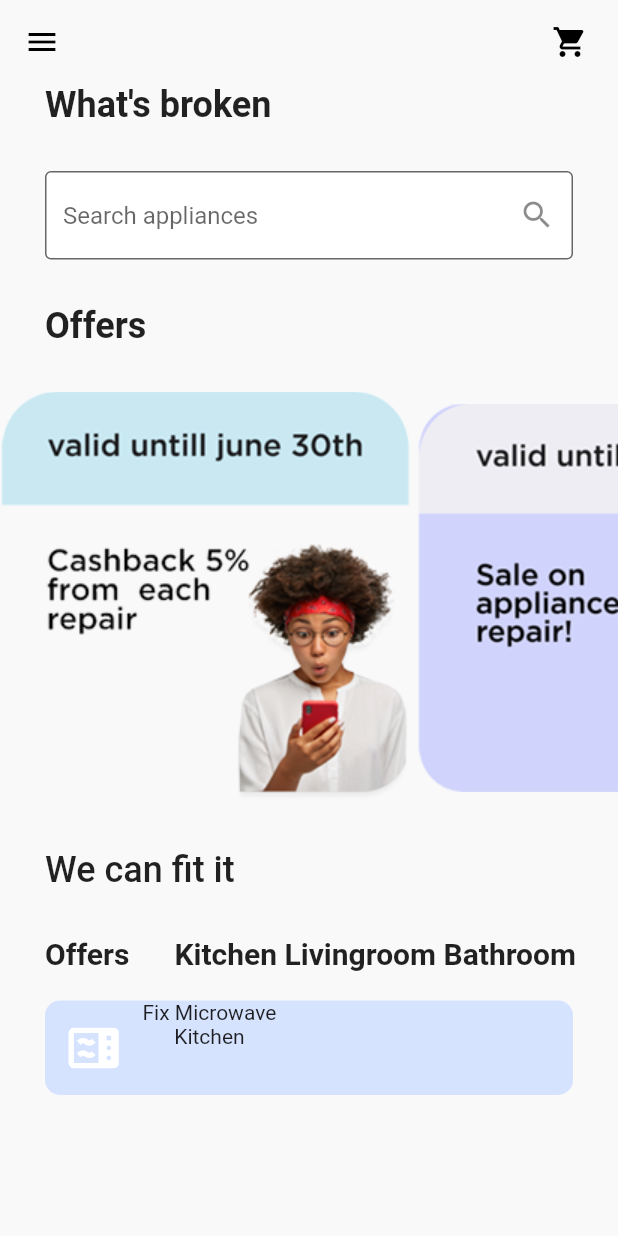
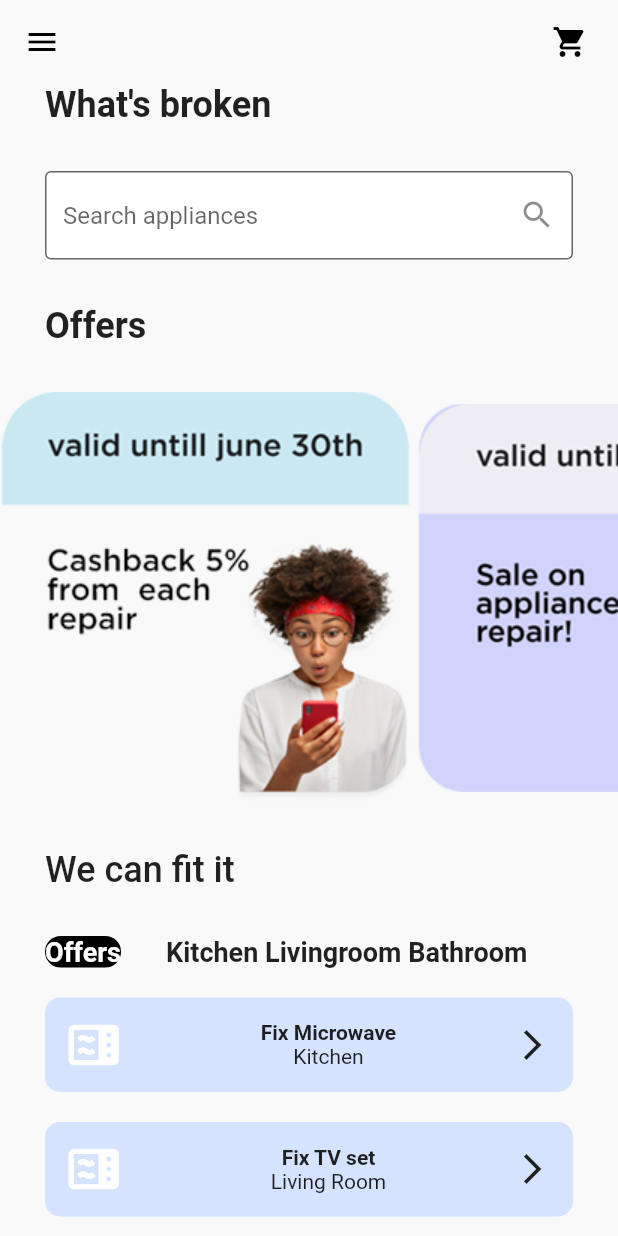
Before and after one commit to ideas2web/sidehustle_capstone_group44, a Flutter app: the screen it shows after launch, on a phone screen of 412 x 824 dp. Run offline on Flutter 3.47's test engine with Material 2 defaults, Android fonts, the phone set to English and light mode, and no system bars.

Commit message:
update- with home screen

```diff
--- a/lib/home_screen.dart
+++ b/lib/home_screen.dart
@@ -110,13 +110,20 @@ class _HomeScreenState extends State<HomeScreen> {
             children: [
               Container(
                 margin: const EdgeInsets.only(left: 30, right: 30),
-                child: const Text('Offers',
-                    style:
-                        TextStyle(fontWeight: FontWeight.bold, fontSize: 20)),
+                child: Container(
+
+                  decoration: const BoxDecoration(
+              borderRadius: BorderRadius.all(Radius.circular(25)),
+              color: Color(0xff000000),
+            ),
+                  child: const Text('Offers',
+                      style:
+                          TextStyle(fontWeight: FontWeight.bold, fontSize: 18, color: Colors.white)),
+                ),
               ),
               const Text(
                 'Kitchen Livingroom Bathroom',
-                style: TextStyle(fontWeight: FontWeight.bold, fontSize: 20),
+                style: TextStyle(fontWeight: FontWeight.bold, fontSize: 18),
               ),
             ],
           ),
@@ -132,6 +139,8 @@ class _HomeScreenState extends State<HomeScreen> {
             ),
             margin: const EdgeInsets.only(left: 30, right: 30),
             child: Row(
+              crossAxisAlignment: CrossAxisAlignment.center,
+              mainAxisAlignment: MainAxisAlignment.spaceBetween,
               children: [
                 Container(
                   margin: const EdgeInsets.all(10),
@@ -143,15 +152,64 @@ class _HomeScreenState extends State<HomeScreen> {
                     color: Color(0xffffffff),
                   ),
                 ),
+                //const SizedBox(width: 60,),
                 Container(
                   child: Column(
+                    crossAxisAlignment: CrossAxisAlignment.center,
+                    mainAxisAlignment: MainAxisAlignment.center,
                     children: const [
-                      Text('Fix Microwave', ),
+                      Text('Fix Microwave', style: TextStyle(fontWeight: FontWeight.bold),),
                       Text('Kitchen'),
                     ],
                   ),
                 ),
-                Container(),
+                Container(
+                  margin: const EdgeInsets.only(right: 15),
+                  child:
+                  const Icon(Icons.arrow_forward_ios)
+                ),
+              ],
+            ),
+          ),
+          const SizedBox(height: 20,),
+          Container(
+            height: 63,
+            width: double.infinity,
+            decoration: const BoxDecoration(
+              borderRadius: BorderRadius.all(Radius.circular(10)),
+              color: Color(0xffD6E3FF),
+            ),
+            margin: const EdgeInsets.only(left: 30, right: 30),
+            child: Row(
+              crossAxisAlignment: CrossAxisAlignment.center,
+              mainAxisAlignment: MainAxisAlignment.spaceBetween,
+              children: [
+                Container(
+                  margin: const EdgeInsets.all(10),
+                  width: 45,
+                  height: 45,
+                  child: const Icon(
+                    Icons.microwave,
+                    size: 40,
+                    color: Color(0xffffffff),
+                  ),
+                ),
+                //const SizedBox(width: 60,),
+                Container(
+                  child: Column(
+                    crossAxisAlignment: CrossAxisAlignment.center,
+                    mainAxisAlignment: MainAxisAlignment.center,
+                    children: const [
+                      Text('Fix TV set', style: TextStyle(fontWeight: FontWeight.bold),),
+                      Text('Living Room'),
+                    ],
+                  ),
+                ),
+                Container(
+                  margin: const EdgeInsets.only(right: 15),
+                  child:
+                  const Icon(Icons.arrow_forward_ios)
+                ),
               ],
             ),
           ),
```
Also changed, not shown: pubspec.lock, screenshoot/Simulator Screen Shot - iPhone 11 - 2022-05-18 at 17.50.35.png (added), screenshoot/Simulator Screen Shot - iPhone 11 - 2022-05-18 at 17.52.14.png (added), screenshoot/Simulator Screen Shot - iPhone 11 - 2022-05-18 at 17.52.27.png (added), screenshoot/Simulator Screen Shot - iPhone 11 - 2022-05-18 at 17.57.23.png (added), 7 other files.
